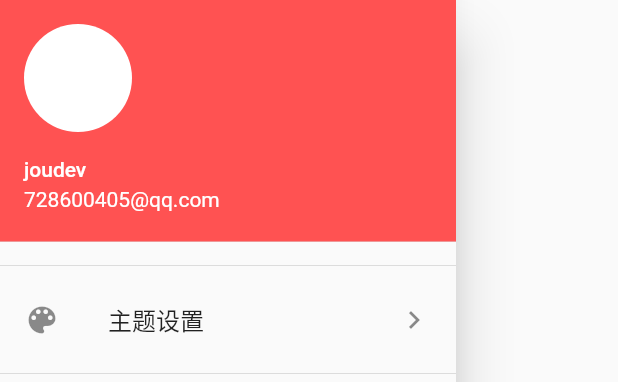
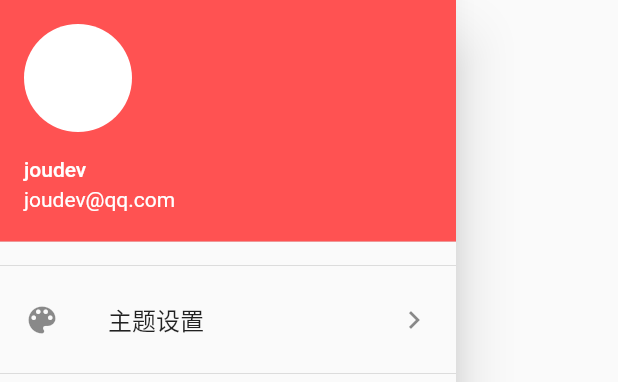
Before and after one commit to learnmove/flutter-all-blue, a Flutter app: the AppDrawer widget shown alone on an empty page, opened directly, on a phone screen of 412 x 824 dp. Shown: the top 382 px of the screen. Run offline on Flutter 3.47's test engine with Material 2 defaults, Android fonts, the phone set to English and light mode, and no system bars; our stand-ins replace cached_network_image, dio, event_bus, fluttertoast, image_gallery_saver, permission_handler and 1 more; missing offline and left inert: flukit, flutter_webview_plugin; accounts and stored records are empty; network calls fail.

Commit message:
Update AppDrawer.dart

```diff
--- a/lib/widgets/AppDrawer.dart
+++ b/lib/widgets/AppDrawer.dart
@@ -14,7 +14,7 @@ class AppDrawer extends StatelessWidget {
           children: <Widget>[
             UserAccountsDrawerHeader(
               accountName: Text('joudev'),
-              accountEmail: Text('728600405@qq.com'),
+              accountEmail: Text('joudev@qq.com'),
               currentAccountPicture: InkWell(
                   child: CircleAvatar(
                     backgroundColor: Colors.white,
```
